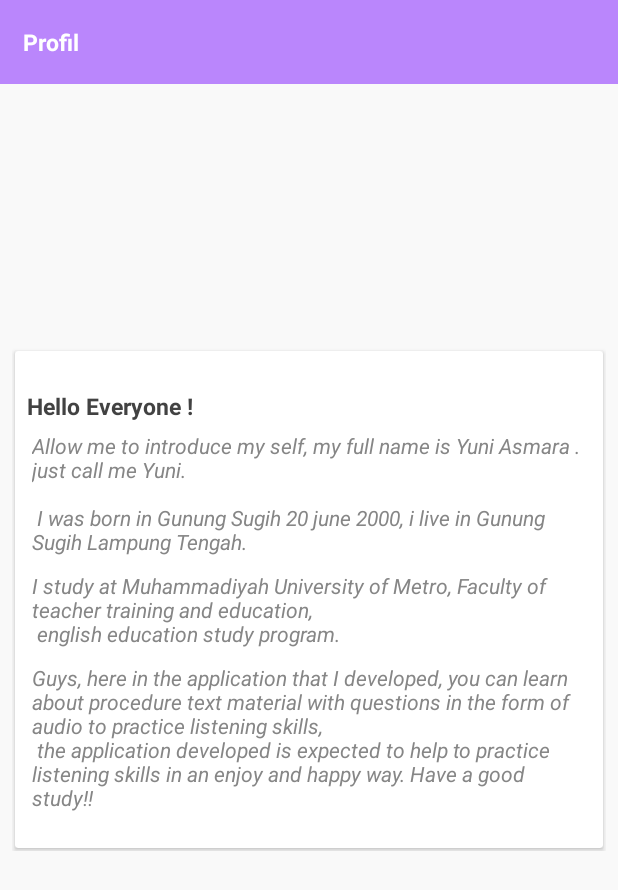
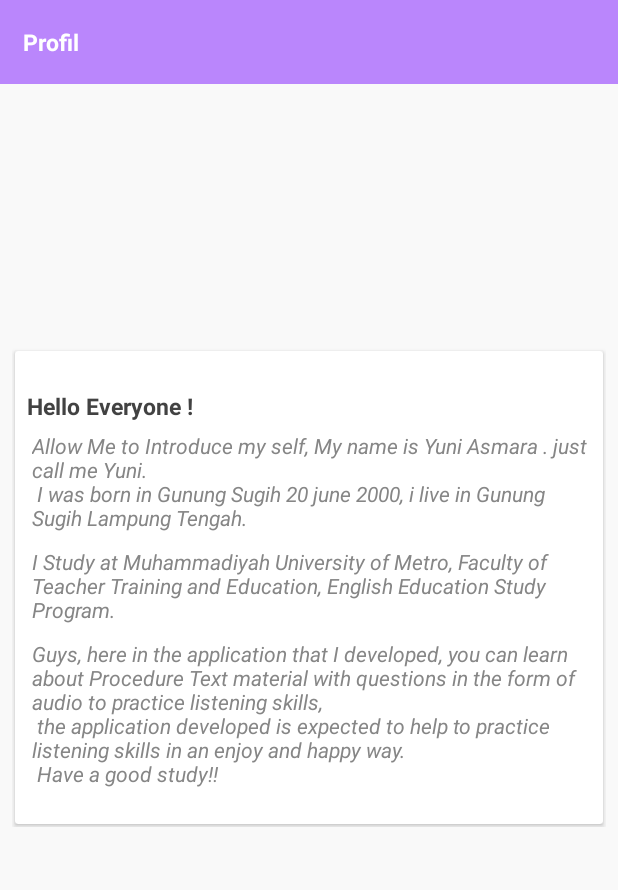
Before and after one commit to ArifGlory/AplikasiQuizYuni, an Android app: the ProfilActivity screen opened directly, with no data from a screen before it, on a phone screen of 412 x 824 dp. Shown: the top 890 px of the screen. Run offline under Robolectric (Android 15) with nearby library versions, the phone set to English and light mode, and no system bars; libraries missing offline, so code that uses them is left out: com.github.barteksc.pdfviewer; network calls fail.

```diff
--- a/app/build.gradle
+++ b/app/build.gradle
@@ -61,7 +61,7 @@ dependencies {
     implementation 'com.makeramen:roundedimageview:2.3.0'
     //animated button for login
     implementation 'br.com.simplepass:loading-button-android:1.14.0'
-    //pdf viewer
+    //pdf viewer aja
     implementation 'com.github.barteksc:android-pdf-viewer:2.8.2'
     //error guava
     implementation 'com.google.guava:guava:27.0.1-android'
--- a/app/src/main/java/com/tapisdev/mediapembelajaranyuni/activity/Level2Activity.kt
+++ b/app/src/main/java/com/tapisdev/mediapembelajaranyuni/activity/Level2Activity.kt
@@ -171,7 +171,7 @@ class Level2Activity : BaseActivity() {
         dialog.setCancelable(false)
         dialog.setContentView(R.layout.dialog_teks_soal)
 
-        var btnEndAudio = dialog.findViewById(R.id.btnEndAudio) as Button
+            var btnEndAudio = dialog.findViewById(R.id.btnEndAudio) as Button
         var tvTeksSoal = dialog.findViewById(R.id.tvTeksSoal) as TextView
 
         setupAudio()
--- a/app/src/main/java/com/tapisdev/mediapembelajaranyuni/activity/ProfilActivity.kt
+++ b/app/src/main/java/com/tapisdev/mediapembelajaranyuni/activity/ProfilActivity.kt
@@ -2,12 +2,16 @@ package com.tapisdev.mediapembelajaranyuni.activity
 
 import androidx.appcompat.app.AppCompatActivity
 import android.os.Bundle
+import com.github.barteksc.pdfviewer.PDFView
 import com.tapisdev.lokamotor.base.BaseActivity
 import com.tapisdev.mediapembelajaranyuni.R
 
 class ProfilActivity : AppCompatActivity() {
+
+
     override fun onCreate(savedInstanceState: Bundle?) {
         super.onCreate(savedInstanceState)
         setContentView(R.layout.activity_profil)
+
     }
 }
--- a/app/src/main/res/layout/activity_detail_materi.xml
+++ b/app/src/main/res/layout/activity_detail_materi.xml
@@ -15,7 +15,7 @@
             android:id="@+id/toolbar"
             android:layout_width="match_parent"
             android:layout_height="wrap_content"
-            android:background="?attr/colorPrimary"
+            android:background="@color/colorPrimary"
             android:minHeight="?attr/actionBarSize"
             app:popupTheme="@style/ThemeOverlay.AppCompat.Light"
             app:theme="@style/ThemeOverlay.AppCompat.Dark.ActionBar" />
--- a/app/src/main/res/values/strings.xml
+++ b/app/src/main/res/values/strings.xml
@@ -1,12 +1,15 @@
 <resources>
     <string name="app_name">Listening Practice</string>
     <string name="app_slogan">Make Learning Easier</string>
-    <string name="text_profil1">Allow me to introduce my self,  my full name is Yuni Asmara . just call me Yuni. \n\n
-I was born in Gunung Sugih 20 june 2000, i live in Gunung Sugih  Lampung Tengah.</string>
+    <string name="text_profil1">Allow Me to Introduce my self,  My name is Yuni Asmara .  just call me Yuni.\n
+I was born in Gunung Sugih 20 june 2000, i live in Gunung Sugih  Lampung Tengah.
+</string>
     <string name="text_profil2">
-I study at Muhammadiyah University of Metro, Faculty of teacher training and education, \n
- english education study program. </string>
+I Study at Muhammadiyah University of Metro, Faculty of Teacher Training and Education,
+English Education Study Program.
+ </string>
     <string name="text_profil3">Guys, here in the application that I developed,
-        you can learn about procedure text material with questions in the form of audio to practice listening skills, \n
-        the application developed is expected to help to practice listening skills in an enjoy and happy way. Have a good study!!\n</string>
+        you can learn about Procedure Text  material with questions in the form of audio to practice listening skills, \n
+        the application developed is expected to help to practice listening skills in an enjoy and happy way.\n
+        Have a good study!!\n</string>
 </resources>
```
Also changed, not shown: app/src/main/java/com/tapisdev/mediapembelajaranyuni/MainActivity.kt (+69 -1 lines), 3 other files.
